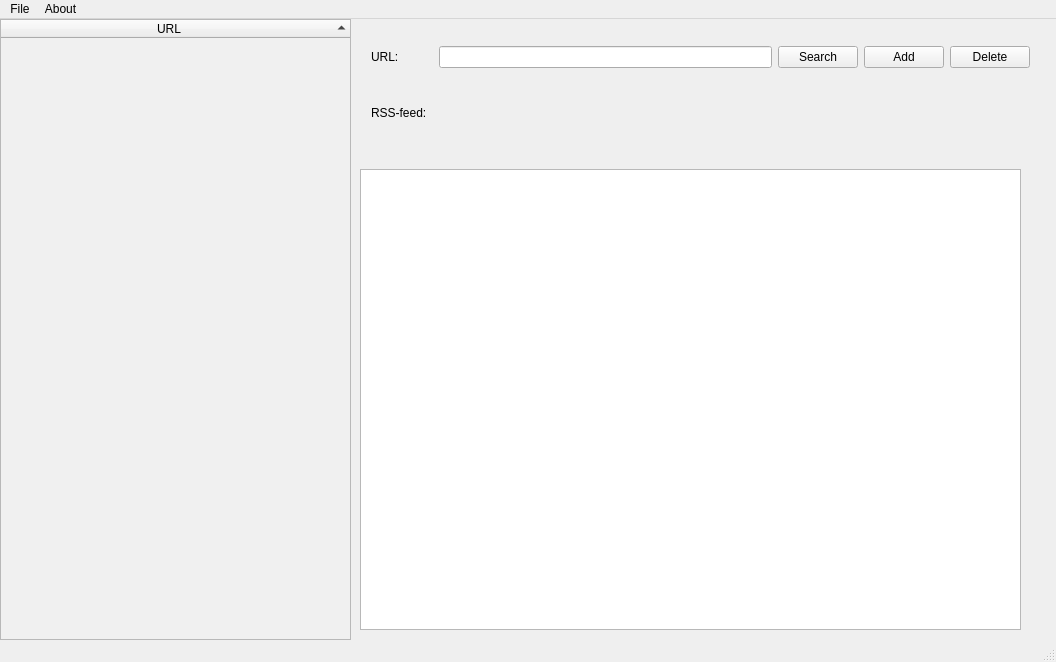
First picture: the form in mainwindow.ui, repository henriwi/rssreader, before the edit.
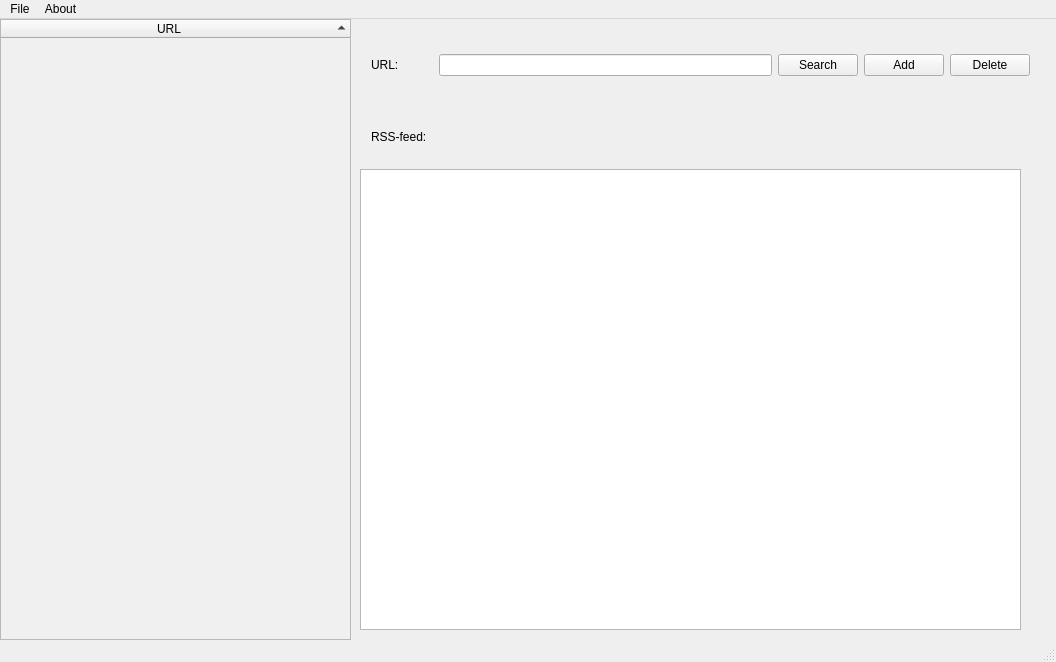
Second picture: the form after the edit.

Commit message: Committer endringer før push

```diff
--- a/mainwindow.ui
+++ b/mainwindow.ui
@@ -20,7 +20,7 @@
       <x>360</x>
       <y>10</y>
       <width>681</width>
-      <height>111</height>
+      <height>140</height>
      </rect>
     </property>
     <layout class="QGridLayout" name="gridLayout">
```
The commit also changes 2 other files.
